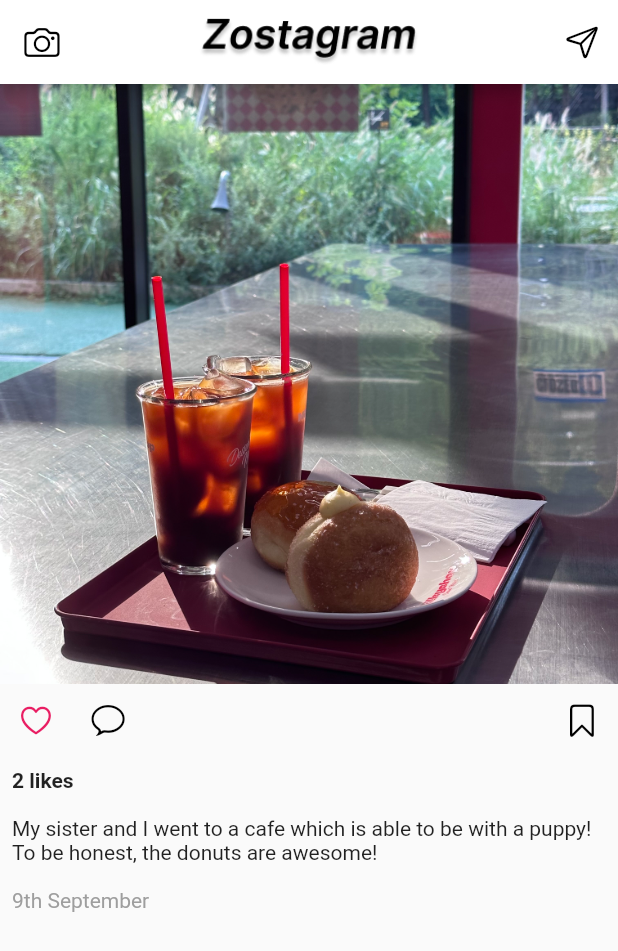
After one commit to jamjamzo/instagram_clone, a Flutter app: the screen it shows after launch, after a tap on an icon or button, on a phone screen of 412 x 824 dp. The commit adds this screen. Shown: the top 951 px of the screen. Run offline on Flutter 3.47's test engine with Material 2 defaults, Android fonts, the phone set to English and light mode, and no system bars.

Commit message:
230911 상태변환 함수 적용

```diff
--- /dev/null
+++ b/lib/feed.dart
@@ -0,0 +1,87 @@
+import 'package:flutter/cupertino.dart';
+import 'package:flutter/material.dart';
+
+class Feed extends StatefulWidget {
+  const Feed({
+    super.key,
+  });
+
+  @override
+  State<Feed> createState() => _FeedState();
+}
+
+class _FeedState extends State<Feed> {
+  // 좋아요 여부
+  bool isFavorite = false;
+
+  @override
+  Widget build(BuildContext context) {
+    return Column(
+      crossAxisAlignment: CrossAxisAlignment.start,
+      children: [
+        Image.asset(
+          'assets/coffee&donuts.jpeg',
+          height: 400,
+          width: double.infinity,
+          fit: BoxFit.cover,
+        ),
+        Row(
+          children: [
+            IconButton(
+              onPressed: () {
+                setState(() {
+                  isFavorite = !isFavorite;
+                });
+              },
+              icon: Icon(
+                isFavorite ? CupertinoIcons.heart : CupertinoIcons.heart_fill,
+                color: Colors.pink,
+              ),
+            ),
+            IconButton(
+              onPressed: () {},
+              icon: Icon(
+                CupertinoIcons.chat_bubble,
+                color: Colors.black,
+              ),
+            ),
+            Spacer(),
+            IconButton(
+              onPressed: () {},
+              icon: Icon(
+                CupertinoIcons.bookmark,
+                color: Colors.black,
+              ),
+            ),
+          ],
+        ),
+        // 좋아요
+        Padding(
+          padding: const EdgeInsets.all(8.0),
+          child: Text(
+            "2 likes",
+            style: TextStyle(
+              fontWeight: FontWeight.bold,
+            ),
+          ),
+        ),
+        // 설명
+        Padding(
+          padding: const EdgeInsets.all(8.0),
+          child: Text(
+              "My sister and I went to a cafe which is able to be with a puppy! To be honest, the donuts are awesome!"),
+        ),
+        // 날짜
+        Padding(
+          padding: const EdgeInsets.all(8.0),
+          child: Text(
+            "9th September",
+            style: TextStyle(
+              color: Colors.grey,
+            ),
+          ),
+        ),
+      ],
+    );
+  }
+}
--- /dev/null
+++ b/lib/home_page.dart
@@ -0,0 +1,35 @@
+import 'package:flutter/cupertino.dart';
+import 'package:flutter/material.dart';
+import 'package:instagram_clone/feed.dart';
+
+class HomePage extends StatelessWidget {
+  const HomePage({Key? key}) : super(key: key);
+
+  @override
+  Widget build(BuildContext context) {
+    return Scaffold(
+      appBar: AppBar(
+        leading: IconButton(
+          onPressed: () {},
+          icon: Icon(CupertinoIcons.camera, color: Colors.black),
+        ),
+        actions: [
+          IconButton(
+            onPressed: () {},
+            icon: Icon(
+              CupertinoIcons.paperplane,
+              color: Colors.black,
+            ),
+          )
+        ],
+        title: Image.asset(
+          'assets/Zostagram.png',
+          height: 32,
+        ),
+        centerTitle: true,
+        backgroundColor: Colors.white,
+      ),
+      body: Feed(),
+    );
+  }
+}
```
Also changed, not shown: lib/main.dart (+1 -94 lines), assets/Zostagram.png (added), 2 other files.
